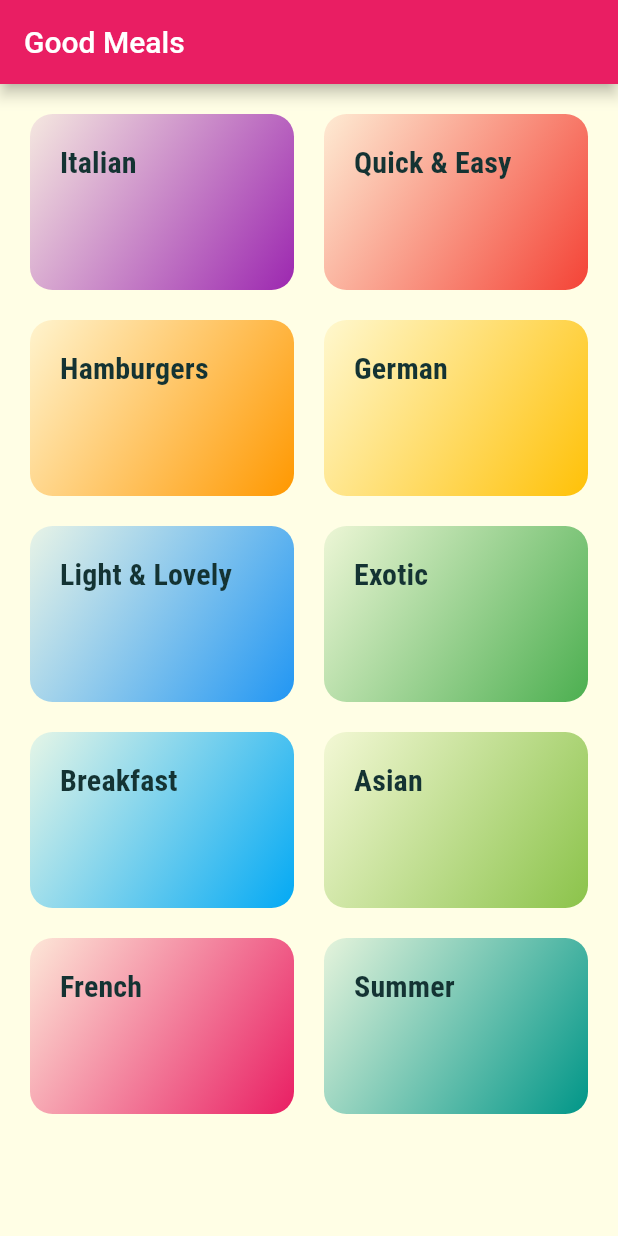
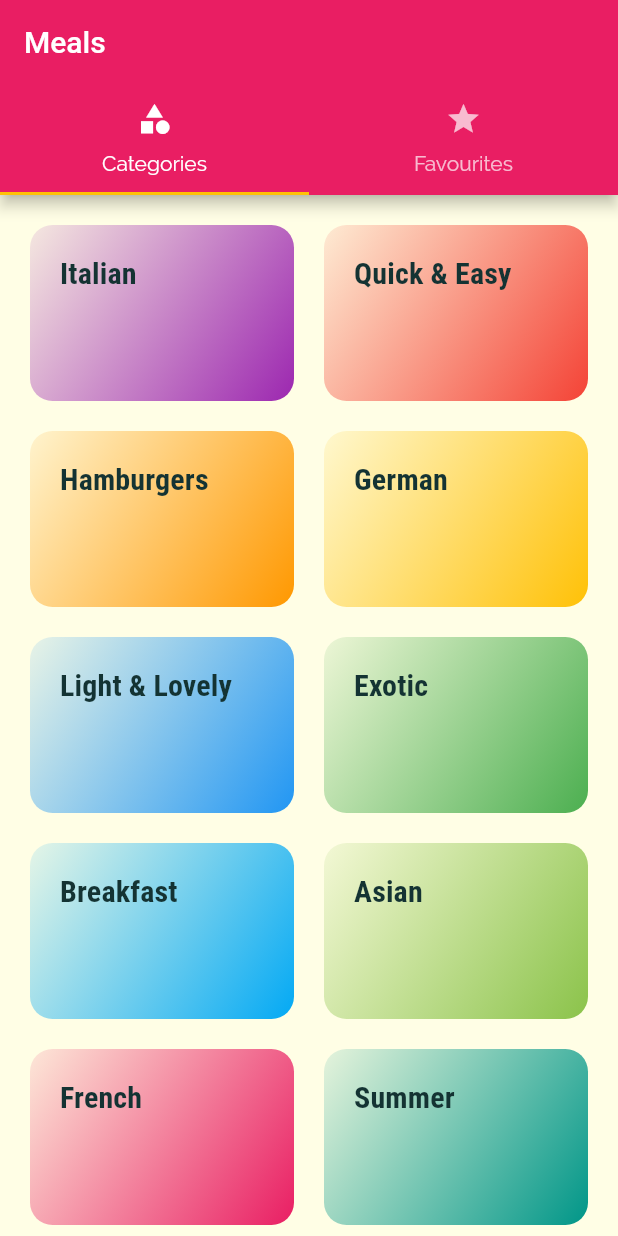
Before and after one commit to JayaSupriya-Somasani/Meals_app_flutter, a Flutter app: the screen it shows after launch, on a phone screen of 412 x 824 dp. Run offline on Flutter 3.47's test engine with Material 2 defaults, Android fonts, the phone set to English and light mode, and no system bars.

Commit message:
Tab bar implemented

```diff
--- a/lib/main.dart
+++ b/lib/main.dart
@@ -1,4 +1,5 @@
 import 'package:flutter/material.dart';
+import '/screens/tabs_screen.dart';
 import '/screens/category_meals_screen.dart';
 import '/screens/meal_detail_screen.dart';
 import 'screens/categories_screen.dart';
@@ -31,7 +32,7 @@ class MyApp extends StatelessWidget {
       // home: CategoriesScreen(),
       initialRoute: '/',
       routes: {
-        '/': (_) => CategoriesScreen(),
+        '/': (_) => TabsScreen(),
         CategoryMealsScreen.routeName: (ctx) => CategoryMealsScreen(),
         MealDetailScreen.routeName: (ctx) => MealDetailScreen()
       },
--- a/lib/screens/categories_screen.dart
+++ b/lib/screens/categories_screen.dart
@@ -7,9 +7,7 @@ class CategoriesScreen extends StatelessWidget {
 
   @override
   Widget build(BuildContext context) {
-    return Scaffold(appBar: AppBar(
-      title: const Text("Good Meals"),
-    ),body:  GridView(
+    return GridView(
       padding: EdgeInsets.all(20),
       gridDelegate: const SliverGridDelegateWithMaxCrossAxisExtent(
           maxCrossAxisExtent: 200,
@@ -19,7 +17,7 @@ class CategoriesScreen extends StatelessWidget {
       children: DUMMY_CATEGORIES.map((categoryData) =>
           CategoryItem(categoryData.id,categoryData.title, categoryData.color,))
           .toList(),
-    ));
+    );
 
   }
 }
--- /dev/null
+++ b/lib/screens/tabs_screen.dart
@@ -0,0 +1,41 @@
+import 'package:flutter/material.dart';
+import '/screens/favourites_screen.dart';
+import '/screens/categories_screen.dart';
+
+class TabsScreen extends StatefulWidget {
+  const TabsScreen({Key? key}) : super(key: key);
+
+  @override
+  State<TabsScreen> createState() => _TabsScreenState();
+}
+
+class _TabsScreenState extends State<TabsScreen> {
+  @override
+  Widget build(BuildContext context) {
+    return DefaultTabController(
+      length: 2,
+      initialIndex: 0,
+      child: Scaffold(
+        appBar: AppBar(
+          title: const Text("Meals"),
+          bottom: const TabBar(
+            tabs: [
+              Tab(
+                icon: Icon(Icons.category),
+                text: "Categories",
+              ),
+              Tab(icon: Icon(Icons.star),
+              text: 'Favourites',)
+            ],
+          ),
+        ),
+        body: const TabBarView(
+          children: [
+            CategoriesScreen(),
+           FavouritesScreen()
+          ],
+        ),
+      ),
+    );
+  }
+}
```
Also changed, not shown: lib/screens/favourites_screen.dart (added, +10 -0 lines), lib/screens/meal_detail_screen.dart (+72 -2 lines).
